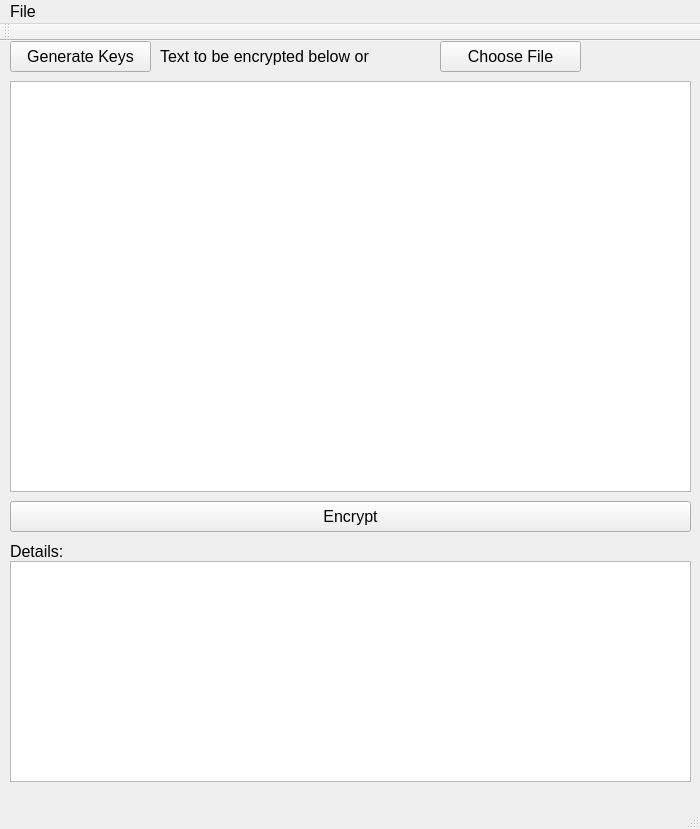
Qt form Encryption/mainwindow.ui (davchrand/CyberSecurity) before a commit.
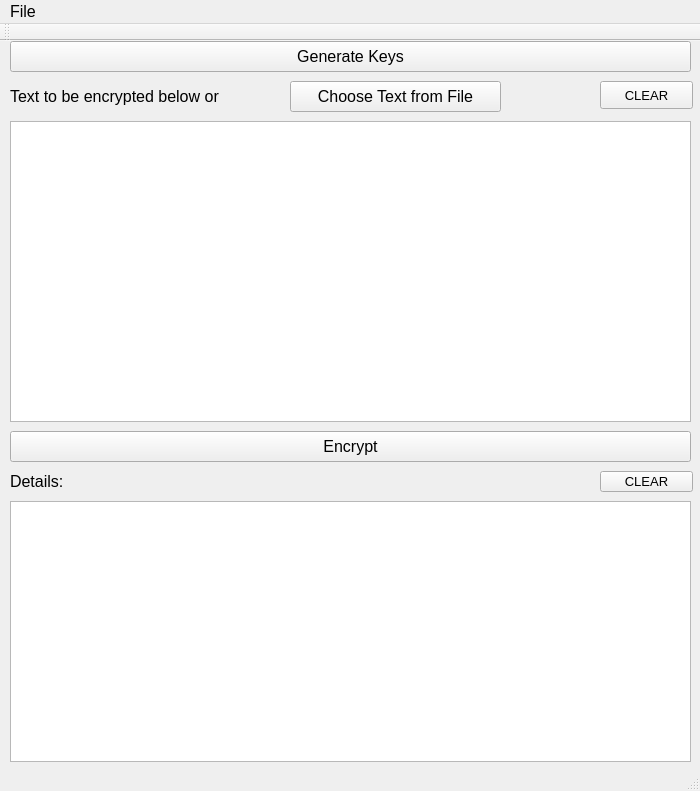
The same form after that commit.

The edit to the form file:
```diff
--- a/Encryption/mainwindow.ui
+++ b/Encryption/mainwindow.ui
@@ -7,7 +7,7 @@
     <x>0</x>
     <y>0</y>
     <width>700</width>
-    <height>829</height>
+    <height>791</height>
    </rect>
   </property>
   <property name="font">
@@ -22,8 +22,8 @@
    <widget class="QLabel" name="label">
     <property name="geometry">
      <rect>
-      <x>160</x>
-      <y>0</y>
+      <x>10</x>
+      <y>40</y>
       <width>281</width>
       <height>31</height>
      </rect>
@@ -41,9 +41,9 @@
     <property name="geometry">
      <rect>
       <x>10</x>
-      <y>40</y>
+      <y>80</y>
       <width>681</width>
-      <height>411</height>
+      <height>301</height>
      </rect>
     </property>
    </widget>
@@ -51,7 +51,7 @@
     <property name="geometry">
      <rect>
       <x>10</x>
-      <y>460</y>
+      <y>390</y>
       <width>681</width>
       <height>31</height>
      </rect>
@@ -69,7 +69,7 @@
     <property name="geometry">
      <rect>
       <x>10</x>
-      <y>500</y>
+      <y>430</y>
       <width>71</width>
       <height>20</height>
      </rect>
@@ -87,9 +87,9 @@
     <property name="geometry">
      <rect>
       <x>10</x>
-      <y>520</y>
+      <y>460</y>
       <width>681</width>
-      <height>221</height>
+      <height>261</height>
      </rect>
     </property>
     <property name="font">
@@ -101,9 +101,9 @@
    <widget class="QPushButton" name="fileDialog">
     <property name="geometry">
      <rect>
-      <x>440</x>
-      <y>0</y>
-      <width>141</width>
+      <x>290</x>
+      <y>40</y>
+      <width>211</width>
       <height>31</height>
      </rect>
     </property>
@@ -113,7 +113,7 @@
      </font>
     </property>
     <property name="text">
-     <string>Choose File</string>
+     <string>Choose Text from File</string>
     </property>
    </widget>
    <widget class="QPushButton" name="generateKeys">
@@ -121,7 +121,7 @@
      <rect>
       <x>10</x>
       <y>0</y>
-      <width>141</width>
+      <width>681</width>
       <height>31</height>
      </rect>
     </property>
@@ -129,6 +129,42 @@
      <string>Generate Keys</string>
     </property>
    </widget>
+   <widget class="QPushButton" name="pushButton_2">
+    <property name="geometry">
+     <rect>
+      <x>600</x>
+      <y>430</y>
+      <width>93</width>
+      <height>21</height>
+     </rect>
+    </property>
+    <property name="font">
+     <font>
+      <pointsize>10</pointsize>
+     </font>
+    </property>
+    <property name="text">
+     <string>CLEAR</string>
+    </property>
+   </widget>
+   <widget class="QPushButton" name="pushButton_3">
+    <property name="geometry">
+     <rect>
+      <x>600</x>
+      <y>40</y>
+      <width>93</width>
+      <height>28</height>
+     </rect>
+    </property>
+    <property name="font">
+     <font>
+      <pointsize>10</pointsize>
+     </font>
+    </property>
+    <property name="text">
+     <string>CLEAR</string>
+    </property>
+   </widget>
   </widget>
   <widget class="QMenuBar" name="menuBar">
    <property name="geometry">
```
Left out of the diff: 2 changed lines with no effect on the pictures.
